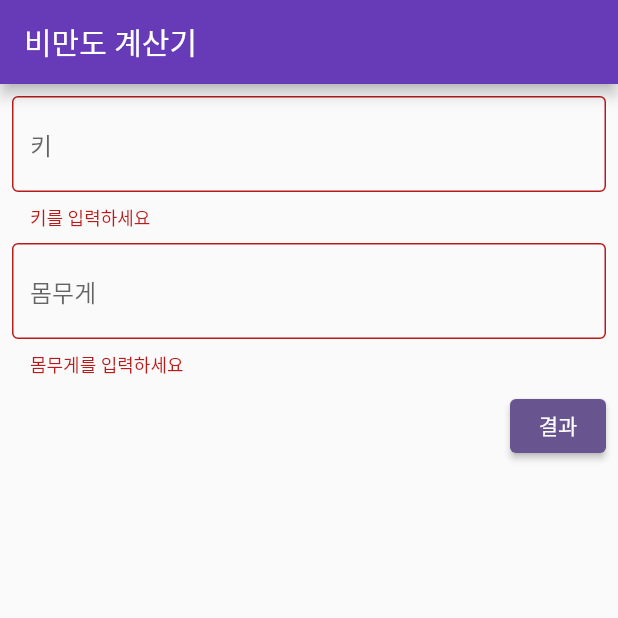
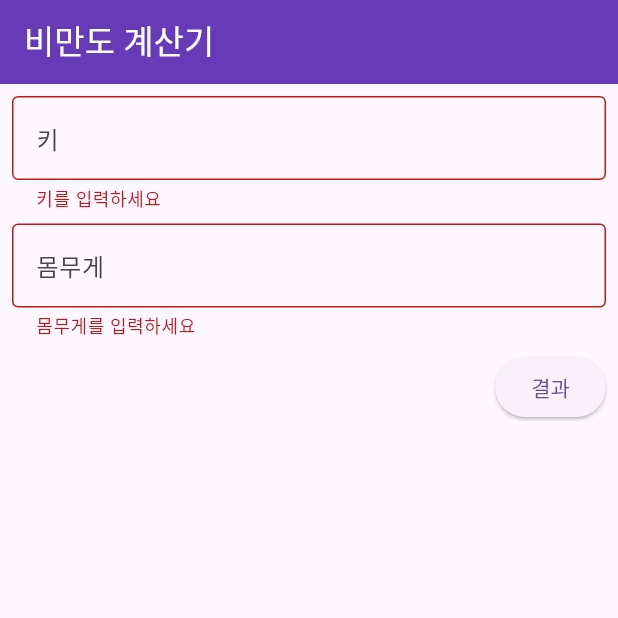
Before and after one commit to corpiii/flutter_basic, a Flutter app: the screen it shows after launch, after a tap on "결과", on a phone screen of 412 x 824 dp, the top half of it. Run offline on Flutter 3.47's test engine with Material 3 defaults, Android fonts, the phone set to English and light mode, and no system bars; our stand-ins replace go_router, shared_preferences.

Commit message:
refactor: navigator -> goRoutes 로 화면 전환 로직 수정

```diff
--- a/lib/main.dart
+++ b/lib/main.dart
@@ -1,4 +1,5 @@
 import 'package:flutter/material.dart';
+import 'package:inflearn/routes.dart';
 
 import 'main/main_scene.dart';
 
@@ -12,13 +13,13 @@ class MyApp extends StatelessWidget {
   // This widget is the root of your application.
   @override
   Widget build(BuildContext context) {
-    return MaterialApp(
+    return MaterialApp.router(
       title: 'Flutter Demo',
       theme: ThemeData(
         colorScheme: ColorScheme.fromSeed(seedColor: Colors.deepPurple),
-        useMaterial3: false,
+        useMaterial3: true,
       ),
-      home: const MainScene()
+      routerConfig: routes,
     );
   }
 }
--- a/lib/main/main_scene.dart
+++ b/lib/main/main_scene.dart
@@ -1,5 +1,6 @@
 import 'package:flutter/material.dart';
 import 'package:flutter/services.dart';
+import 'package:go_router/go_router.dart';
 import 'package:inflearn/result/result_scene.dart';
 import 'package:shared_preferences/shared_preferences.dart';
 
@@ -105,14 +106,14 @@ class _MainSceneState extends State<MainScene> {
 
                         save();
 
-                        Navigator.push(
-                          context,
-                          MaterialPageRoute(
-                              builder: (context) => ResultScene(
-                                height: double.parse(_heightController.text),
-                                weight: double.parse(_weightController.text),
-                              )
-                          ),
+                        context.push(
+                          Uri(
+                            path: '/result',
+                            queryParameters: {
+                              'height' : _heightController.text,
+                              'weight' : _weightController.text
+                            },
+                          ).toString(),
                         );
                       }
                     },
--- /dev/null
+++ b/lib/routes.dart
@@ -0,0 +1,24 @@
+import 'package:flutter/material.dart';
+import 'package:go_router/go_router.dart';
+import 'package:inflearn/result/result_scene.dart';
+
+import 'main/main_scene.dart';
+
+final routes = GoRouter(routes: [
+  GoRoute(
+    path: '/',
+    builder: (BuildContext context, GoRouterState state) {
+      return const MainScene();
+    },
+  ),
+
+  GoRoute(
+    path: '/result',
+    builder: (BuildContext context, GoRouterState state) {
+      final height = double.parse(state.uri.queryParameters['height']!);
+      final weight = double.parse(state.uri.queryParameters['weight']!);
+
+      return ResultScene(height: height, weight: weight);
+    }
+  ),
+]);
--- a/pubspec.yaml
+++ b/pubspec.yaml
@@ -29,6 +29,7 @@ environment:
 # versions available, run `flutter pub outdated`.
 dependencies:
   shared_preferences: ^2.2.2
+  go_router: ^13.0.0
   flutter:
     sdk: flutter
 
```
Also changed, not shown: pubspec.lock, 3 other files.
